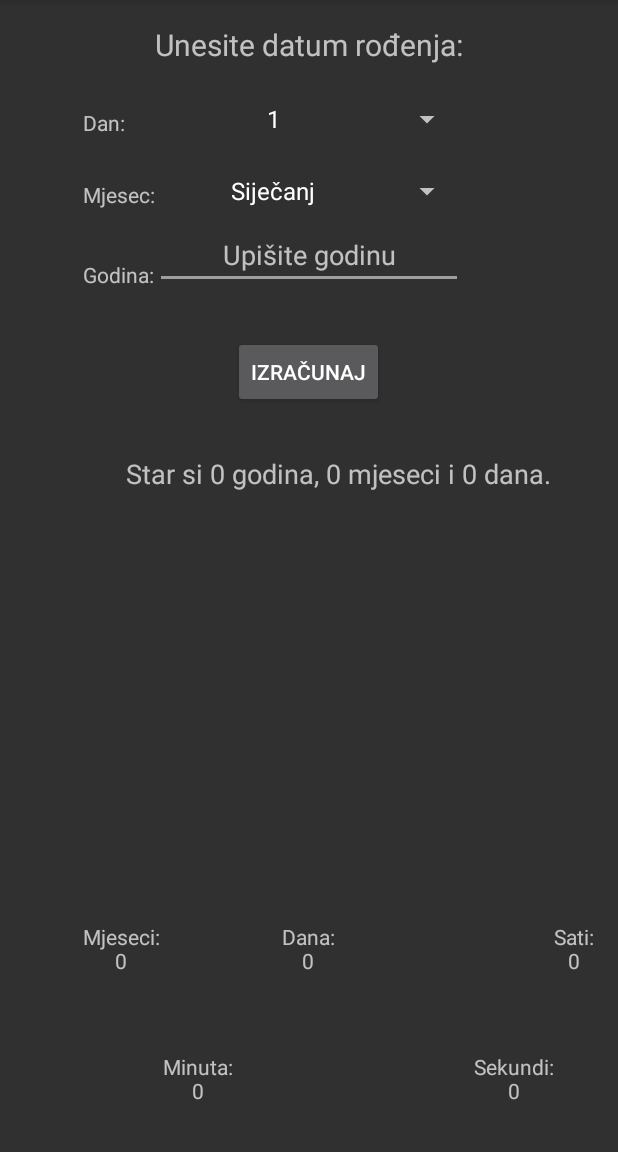
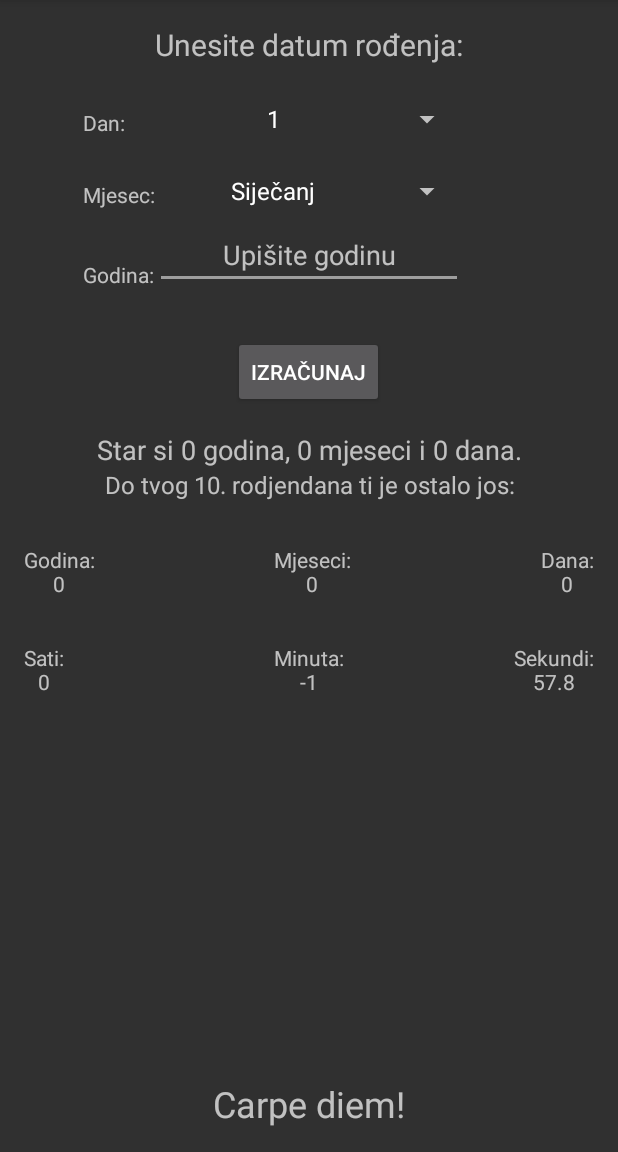
Before and after one commit to noNameDev4/KolikoSamStar, an Android app: the screen it shows after launch (MainActivity), after a tap on "IZRAČUNAJ", on a phone screen of 412 x 824 dp, the part 84-1236 px from its top. Run offline under Robolectric (Android 15) with nearby library versions, the phone set to English and light mode, and no system bars; 3 statements that could not run were skipped.

Commit message:
Countdown implemented

```diff
--- a/Kolikosamstar/app/src/main/java/com/dr/kolikosamstar/MainActivity.java
+++ b/Kolikosamstar/app/src/main/java/com/dr/kolikosamstar/MainActivity.java
@@ -18,13 +18,25 @@ import java.util.Date;
 
 public class MainActivity extends AppCompatActivity {
 
-    private static long f = 0;
+    private static float f = 0;
+    private static long g = 0;
 
     final Runnable r = new Runnable() {
         public void run() {
             TextView myTextView = (TextView) findViewById(R.id.secondsText);
-            myTextView.setText("Sekundi:\n" + f--);
-            myTextView.postDelayed(this, 1000);
+
+            f = (float) (f - 0.1);
+
+            if (f < 0) {
+                f = (float) 59.9;
+                TextView myTextView1 = (TextView) findViewById(R.id.minutesText);
+                g--;
+                myTextView1.setText("Minuta:\n"+  g);
+
+            }
+
+            myTextView.setText(String.format( "Sekundi:\n%.1f",  f ));
+            myTextView.postDelayed(this, 100);
         }
     };
 
@@ -49,6 +61,8 @@ public class MainActivity extends AppCompatActivity {
         String year = editText.getText().toString();
         Integer yearInt = Integer.parseInt(year);
         TextView answer= (TextView) findViewById(R.id.answerText);
+        TextView textLeft= (TextView) findViewById(R.id.textLeft);
+        TextView answerYears= (TextView) findViewById(R.id.yearsText);
         TextView answerMonths= (TextView) findViewById(R.id.monthsText);
         TextView answerDays= (TextView) findViewById(R.id.daysText);
         TextView answerHours= (TextView) findViewById(R.id.hoursText);
@@ -69,6 +83,7 @@ public class MainActivity extends AppCompatActivity {
 
         Calendar calendar1 = Calendar.getInstance();
         Calendar calendar2 = Calendar.getInstance();
+        Calendar calendar3 = Calendar.getInstance();
         calendar1.set(yearInt, spinner_pos1,spinner_pos+1, 0, 0, 0);
         calendar2.getTime();
         long milsecs1= calendar1.getTimeInMillis();
@@ -93,19 +108,39 @@ public class MainActivity extends AppCompatActivity {
         SimpleDateFormat ft1 =
                 new SimpleDateFormat ("E yyyy.MM.dd 'at' hh:mm:ss a zzz");
 
+        int left = (int)star[2] % 10;
+
+        left = 10 - left;
+
+        calendar3.set(yearInt + left + (int)star[2], spinner_pos1,spinner_pos+1, 0, 0, 0);
+
+        long xmilsecs1= calendar2.getTimeInMillis();
+        long xmilsecs2 = calendar3.getTimeInMillis();
+        long xdiff = xmilsecs2 - xmilsecs1;
+        long xdsecs = xdiff / 1000%60;
+        long xdminutes = xdiff / (60 * 1000)%60;
+        long xdhours = xdiff / (60 * 60 * 1000)%24;
+        long xddays = xdiff / (24 * 60 * 60 * 1000)%30;
+        long xdmonths = xdiff / (30L * 24 * 60 * 60 * 1000)%12;
+        long xdyears = xdiff / (12L * 30L * 24 * 60 * 60 * 1000);
+
+
 
         answer.setText(/*ft.format(date1) +ft1.format(date2)+ */"Star si " + star[2] + " godina, " +  star[1] + " mjeseci i " + star[0] + " dana.");
+        textLeft.setText("Do tvog " + (left + (int)star[2]) + ". rodjendana ti je ostalo jos:");
 
-        answerMonths.setText("Mjeseci:\n" + dmonths);
-        answerDays.setText("Dana:\n" +ddays);
-        answerHours.setText("Sati:\n" +dhours);
-        answerMinutes.setText("Minuta:\n" +dminutes);
-        answerSeconds.setText("Sekundi:\n" + dsecs);
+        answerYears.setText("Godina:\n" + xdyears);
+        answerMonths.setText("Mjeseci:\n" + xdmonths);
+        answerDays.setText("Dana:\n" +xddays);
+        answerHours.setText("Sati:\n" +xdhours);
+        answerMinutes.setText("Minuta:\n" +xdminutes);
+        answerSeconds.setText("Sekundi:\n" + xdsecs);
 
-        f = dsecs;
+        f = xdsecs;
+        g = xdminutes;
         TextView myTextView = (TextView) findViewById(R.id.secondsText);
         myTextView.removeCallbacks(r);
-        myTextView.postDelayed(r, 1000);
+        myTextView.postDelayed(r, 100);
     }
 
     public static long[] differenceBetweenDates(Date fromDate, Date toDate) {
--- a/Kolikosamstar/app/src/main/res/layout/activity_main.xml
+++ b/Kolikosamstar/app/src/main/res/layout/activity_main.xml
@@ -103,46 +103,79 @@
         android:text="TextView"
         android:layout_width="wrap_content"
         android:layout_height="wrap_content"
-        android:layout_below="@+id/buttonAsk"
-        android:layout_marginTop="31dp"
-        android:id="@+id/answerText"
-        android:layout_alignLeft="@+id/textview_year"
-        android:layout_alignStart="@+id/textview_year"
+        android:id="@+id/secondsText"
+        android:textAlignment="center"
+        android:layout_alignBaseline="@+id/minutesText"
+        android:layout_alignBottom="@+id/minutesText"
         android:layout_alignParentRight="true"
-        android:layout_alignParentEnd="true"
-        android:textAlignment="center"
-        android:textSize="18sp" />
+        android:layout_alignParentEnd="true" />
 
     <TextView
         android:text="TextView"
         android:layout_width="wrap_content"
         android:layout_height="wrap_content"
         android:id="@+id/daysText"
+        android:textAlignment="center"
         android:layout_alignBaseline="@+id/monthsText"
         android:layout_alignBottom="@+id/monthsText"
+        android:layout_alignParentRight="true"
+        android:layout_alignParentEnd="true" />
+
+    <TextView
+        android:text="TextView"
+        android:layout_width="wrap_content"
+        android:layout_height="wrap_content"
+        android:id="@+id/yearsText"
+        android:textAlignment="center"
+        android:layout_alignBaseline="@+id/monthsText"
+        android:layout_alignBottom="@+id/monthsText"
+        android:layout_alignParentLeft="true"
+        android:layout_alignParentStart="true" />
+
+    <TextView
+        android:text="TextView"
+        android:layout_width="wrap_content"
+        android:layout_height="wrap_content"
+        android:id="@+id/minutesText"
+        android:textAlignment="center"
+        android:layout_below="@+id/monthsText"
         android:layout_centerHorizontal="true"
+        android:layout_marginTop="30dp" />
+
+    <TextView
+        android:text="TextView"
+        android:layout_width="wrap_content"
+        android:layout_height="wrap_content"
+        android:id="@+id/hoursText"
+        android:textAlignment="center"
+        android:layout_alignBaseline="@+id/minutesText"
+        android:layout_alignBottom="@+id/minutesText"
+        android:layout_alignParentLeft="true"
+        android:layout_alignParentStart="true" />
+
+    <TextView
+        android:text="Carpe diem!"
+        android:layout_width="wrap_content"
+        android:layout_height="wrap_content"
+        android:layout_alignParentBottom="true"
+        android:layout_centerHorizontal="true"
+        android:id="@+id/textView3"
+        android:textSize="24sp"
         android:textAlignment="center" />
 
     <TextView
         android:text="TextView"
         android:layout_width="wrap_content"
         android:layout_height="wrap_content"
-        android:layout_alignTop="@+id/minutesText"
-        android:layout_toLeftOf="@+id/hoursText"
-        android:layout_toStartOf="@+id/hoursText"
-        android:id="@+id/secondsText"
-        android:textAlignment="center" />
-
-    <TextView
-        android:text="TextView"
-        android:layout_width="wrap_content"
-        android:layout_height="wrap_content"
-        android:id="@+id/hoursText"
-        android:layout_alignBaseline="@+id/daysText"
-        android:layout_alignBottom="@+id/daysText"
+        android:layout_marginTop="15dp"
+        android:id="@+id/answerText"
+        android:textAlignment="center"
+        android:textSize="18sp"
+        android:layout_below="@+id/buttonAsk"
+        android:layout_alignParentLeft="true"
+        android:layout_alignParentStart="true"
         android:layout_alignParentRight="true"
-        android:layout_alignParentEnd="true"
-        android:textAlignment="center" />
+        android:layout_alignParentEnd="true" />
 
     <TextView
         android:text="TextView"
@@ -150,20 +183,22 @@
         android:layout_height="wrap_content"
         android:id="@+id/monthsText"
         android:textAlignment="center"
-        android:layout_above="@+id/secondsText"
-        android:layout_alignLeft="@+id/answerText"
-        android:layout_alignStart="@+id/answerText"
-        android:layout_marginBottom="51dp" />
+        android:layout_marginTop="29dp"
+        android:layout_below="@+id/textLeft"
+        android:layout_alignLeft="@+id/minutesText"
+        android:layout_alignStart="@+id/minutesText" />
 
     <TextView
         android:text="TextView"
         android:layout_width="wrap_content"
         android:layout_height="wrap_content"
-        android:layout_marginBottom="15dp"
-        android:id="@+id/minutesText"
+        android:id="@+id/textLeft"
         android:textAlignment="center"
-        android:layout_alignParentBottom="true"
-        android:layout_toLeftOf="@+id/buttonAsk"
-        android:layout_toStartOf="@+id/buttonAsk" />
+        android:textSize="16sp"
+        android:layout_below="@+id/answerText"
+        android:layout_alignParentLeft="true"
+        android:layout_alignParentStart="true"
+        android:layout_alignParentRight="true"
+        android:layout_alignParentEnd="true" />
 
 </RelativeLayout>
```
